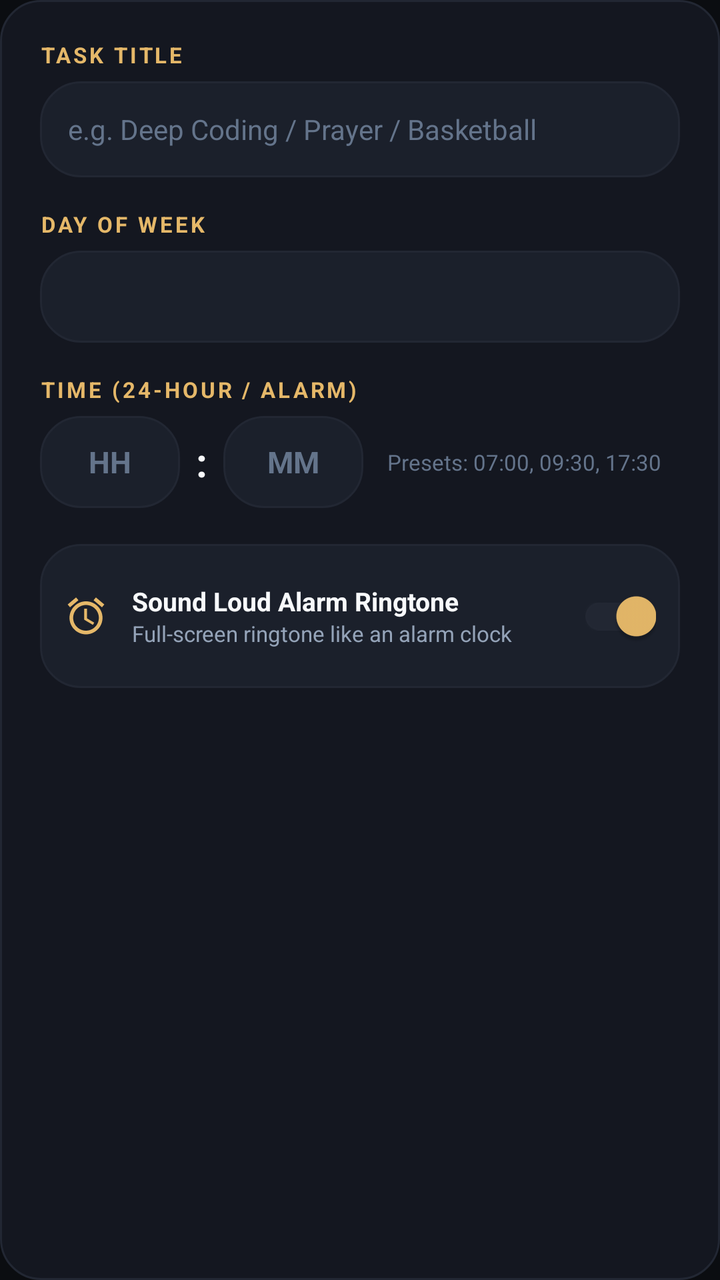
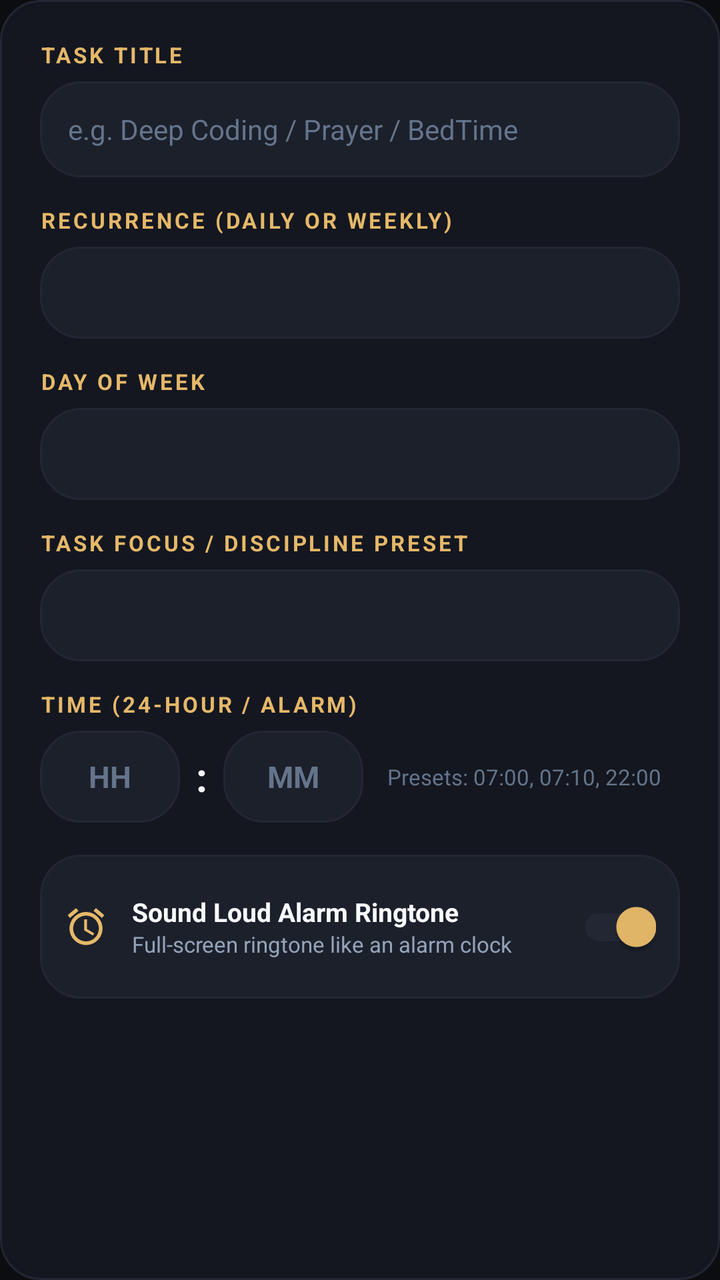

An Android layout rendered at two revisions. The XML below is the earlier revision; the diff shows what the commit changed to produce the second picture.
<!-- AndroidManifest.xml: application theme Theme.NYIRABYOLife -->
<!-- res/layout/dialog_add_weekly_task.xml -->
<?xml version="1.0" encoding="utf-8"?>
<LinearLayout xmlns:android="http://schemas.android.com/apk/res/android"
    xmlns:app="http://schemas.android.com/apk/res-auto"
    android:layout_width="match_parent"
    android:layout_height="wrap_content"
    android:orientation="vertical"
    android:padding="20dp"
    android:background="@drawable/card_background">

    <TextView
        android:layout_width="wrap_content"
        android:layout_height="wrap_content"
        android:text="TASK TITLE"
        android:textColor="@color/gold_primary"
        android:textSize="11sp"
        android:textStyle="bold"
        android:letterSpacing="0.12" />

    <EditText
        android:id="@+id/etTaskTitle"
        android:layout_width="match_parent"
        android:layout_height="48dp"
        android:layout_marginTop="6dp"
        android:background="@drawable/card_background_elevated"
        android:hint="e.g. Deep Coding / Prayer / Basketball"
        android:textColor="@color/text_primary"
        android:textColorHint="@color/text_tertiary"
        android:paddingHorizontal="14dp"
        android:textSize="14sp"
        android:singleLine="true" />

    
    <TextView
        android:layout_width="wrap_content"
        android:layout_height="wrap_content"
        android:text="DAY OF WEEK"
        android:textColor="@color/gold_primary"
        android:textSize="11sp"
        android:textStyle="bold"
        android:letterSpacing="0.12"
        android:layout_marginTop="16dp" />

    <Spinner
        android:id="@+id/spinnerDayOfWeek"
        android:layout_width="match_parent"
        android:layout_height="46dp"
        android:layout_marginTop="6dp"
        android:background="@drawable/card_background_elevated"
        android:paddingHorizontal="12dp" />

    
    <TextView
        android:layout_width="wrap_content"
        android:layout_height="wrap_content"
        android:text="TIME (24-HOUR / ALARM)"
        android:textColor="@color/gold_primary"
        android:textSize="11sp"
        android:textStyle="bold"
        android:letterSpacing="0.12"
        android:layout_marginTop="16dp" />

    <LinearLayout
        android:layout_width="match_parent"
        android:layout_height="wrap_content"
        android:orientation="horizontal"
        android:gravity="center_vertical"
        android:layout_marginTop="6dp">

        <EditText
            android:id="@+id/etHour"
            android:layout_width="70dp"
            android:layout_height="46dp"
            android:background="@drawable/card_background_elevated"
            android:hint="HH"
            android:inputType="number"
            android:maxLength="2"
            android:gravity="center"
            android:textColor="@color/text_primary"
            android:textColorHint="@color/text_tertiary"
            android:textSize="15sp"
            android:textStyle="bold" />

        <TextView
            android:layout_width="wrap_content"
            android:layout_height="wrap_content"
            android:text=":"
            android:textColor="@color/text_primary"
            android:textSize="20sp"
            android:textStyle="bold"
            android:paddingHorizontal="8dp" />

        <EditText
            android:id="@+id/etMinute"
            android:layout_width="70dp"
            android:layout_height="46dp"
            android:background="@drawable/card_background_elevated"
            android:hint="MM"
            android:inputType="number"
            android:maxLength="2"
            android:gravity="center"
            android:textColor="@color/text_primary"
            android:textColorHint="@color/text_tertiary"
            android:textSize="15sp"
            android:textStyle="bold" />

        <TextView
            android:id="@+id/tvQuickPresets"
            android:layout_width="0dp"
            android:layout_height="wrap_content"
            android:layout_weight="1"
            android:layout_marginStart="12dp"
            android:text="Presets: 07:00, 09:30, 17:30"
            android:textColor="@color/text_tertiary"
            android:textSize="11sp" />
    </LinearLayout>

    
    <LinearLayout
        android:layout_width="match_parent"
        android:layout_height="wrap_content"
        android:orientation="horizontal"
        android:gravity="center_vertical"
        android:layout_marginTop="18dp"
        android:padding="12dp"
        android:background="@drawable/card_background_elevated">

        <ImageView
            android:layout_width="22dp"
            android:layout_height="22dp"
            android:src="@drawable/ic_alarm"
            app:tint="@color/gold_primary"
            android:contentDescription="Alarm" />

        <LinearLayout
            android:layout_width="0dp"
            android:layout_height="wrap_content"
            android:layout_weight="1"
            android:layout_marginStart="12dp"
            android:orientation="vertical">

            <TextView
                android:layout_width="wrap_content"
                android:layout_height="wrap_content"
                android:text="Sound Loud Alarm Ringtone"
                android:textColor="@color/text_primary"
                android:textSize="13sp"
                android:textStyle="bold" />

            <TextView
                android:layout_width="wrap_content"
                android:layout_height="wrap_content"
                android:text="Full-screen ringtone like an alarm clock"
                android:textColor="@color/text_secondary"
                android:textSize="11sp" />
        </LinearLayout>

        <androidx.appcompat.widget.SwitchCompat
            android:id="@+id/switchAlarm"
            android:layout_width="wrap_content"
            android:layout_height="wrap_content"
            android:checked="true"
            app:thumbTint="@color/gold_primary"
            app:trackTint="@color/border_subtle" />
    </LinearLayout>

</LinearLayout>
<!-- resources referenced by this layout -->
<resources>
  <color name="border_subtle">#222733</color>
  <color name="gold_primary">#E5B869</color>
  <color name="text_primary">#F8FAFC</color>
  <color name="text_secondary">#94A3B8</color>
  <color name="text_tertiary">#64748B</color>
  <!-- drawable card_background (drawable) -->
  <?xml version="1.0" encoding="utf-8"?>
  <shape xmlns:android="http://schemas.android.com/apk/res/android"
      android:shape="rectangle">
      <corners android:radius="20dp" />
      <solid android:color="@color/bg_card" />
      <stroke
          android:width="1dp"
          android:color="@color/border_subtle" />
  </shape>
  <!-- drawable card_background_elevated (drawable) -->
  <?xml version="1.0" encoding="utf-8"?>
  <shape xmlns:android="http://schemas.android.com/apk/res/android"
      android:shape="rectangle">
      <corners android:radius="20dp" />
      <solid android:color="@color/bg_card_elevated" />
      <stroke
          android:width="1dp"
          android:color="@color/border_subtle" />
  </shape>
  <!-- drawable ic_alarm (drawable) -->
  <vector xmlns:android="http://schemas.android.com/apk/res/android"
      android:width="24dp"
      android:height="24dp"
      android:viewportWidth="24"
      android:viewportHeight="24">
    <path
        android:fillColor="@android:color/white"
        android:pathData="M22,5.72l-4.6,-3.86 -1.29,1.53 4.6,3.86L22,5.72zM7.88,3.39L6.6,1.86 2,5.71l1.29,1.53 4.59,-3.85zM12.5,8H11v6l4.75,2.85 0.75,-1.23 -4,-2.37V8zM12,4c-4.97,0 -9,4.03 -9,9s4.02,9 9,9c4.97,0 9,-4.03 9,-9s-4.03,-9 -9,-9zM12,20c-3.87,0 -7,-3.13 -7,-7s3.13,-7 7,-7 7,3.13 7,7 -3.13,7 -7,7z"/>
  </vector>
  <style name="Theme.NYIRABYOLife" parent="Theme.MaterialComponents.DayNight.NoActionBar">
          <item name="colorPrimary">@color/gold_primary</item>
          <item name="colorPrimaryVariant">@color/gold_dark</item>
          <item name="colorOnPrimary">@color/bg_dark</item>
          <item name="colorSecondary">@color/emerald_accent</item>
          <item name="colorSecondaryVariant">@color/emerald_dark</item>
          <item name="colorOnSecondary">@color/white</item>
          <item name="android:colorBackground">@color/bg_dark</item>
          <item name="colorSurface">@color/bg_card</item>
          <item name="colorOnSurface">@color/text_primary</item>
          <item name="android:statusBarColor">@color/bg_dark</item>
          <item name="android:navigationBarColor">@color/bg_dark</item>
          <item name="android:windowLightStatusBar" tools:targetApi="m">false</item>
          <item name="android:windowLightNavigationBar" tools:targetApi="o_mr1">false</item>
      </style>
  <color name="bg_card">#141720</color>
  <color name="bg_card_elevated">#1B202B</color>
  <color name="gold_dark">#B88E3E</color>
  <color name="bg_dark">#0B0D11</color>
  <color name="emerald_accent">#10B981</color>
  <color name="emerald_dark">#059669</color>
  <color name="white">#FFFFFFFF</color>
</resources>

<!-- the commit's change to res/layout/dialog_add_weekly_task.xml (unified diff, before → after) -->
@@ -22,7 +22,7 @@
         android:layout_height="48dp"
         android:layout_marginTop="6dp"
         android:background="@drawable/card_background_elevated"
-        android:hint="e.g. Deep Coding / Prayer / Basketball"
+        android:hint="e.g. Deep Coding / Prayer / BedTime"
         android:textColor="@color/text_primary"
         android:textColorHint="@color/text_tertiary"
         android:paddingHorizontal="14dp"
@@ -33,15 +33,15 @@
     <TextView
         android:layout_width="wrap_content"
         android:layout_height="wrap_content"
-        android:text="DAY OF WEEK"
+        android:text="RECURRENCE (DAILY OR WEEKLY)"
         android:textColor="@color/gold_primary"
         android:textSize="11sp"
         android:textStyle="bold"
         android:letterSpacing="0.12"
-        android:layout_marginTop="16dp" />
+        android:layout_marginTop="14dp" />
 
     <Spinner
-        android:id="@+id/spinnerDayOfWeek"
+        android:id="@+id/spinnerRecurrence"
         android:layout_width="match_parent"
         android:layout_height="46dp"
         android:layout_marginTop="6dp"
@@ -49,6 +49,52 @@
         android:paddingHorizontal="12dp" />
 
     
+    <LinearLayout
+        android:id="@+id/layoutDaySelection"
+        android:layout_width="match_parent"
+        android:layout_height="wrap_content"
+        android:orientation="vertical"
+        android:layout_marginTop="14dp">
+
+        <TextView
+            android:id="@+id/lblDayOfWeek"
+            android:layout_width="wrap_content"
+            android:layout_height="wrap_content"
+            android:text="DAY OF WEEK"
+            android:textColor="@color/gold_primary"
+            android:textSize="11sp"
+            android:textStyle="bold"
+            android:letterSpacing="0.12" />
+
+        <Spinner
+            android:id="@+id/spinnerDayOfWeek"
+            android:layout_width="match_parent"
+            android:layout_height="46dp"
+            android:layout_marginTop="6dp"
+            android:background="@drawable/card_background_elevated"
+            android:paddingHorizontal="12dp" />
+    </LinearLayout>
+
+    
+    <TextView
+        android:layout_width="wrap_content"
+        android:layout_height="wrap_content"
+        android:text="TASK FOCUS / DISCIPLINE PRESET"
+        android:textColor="@color/gold_primary"
+        android:textSize="11sp"
+        android:textStyle="bold"
+        android:letterSpacing="0.12"
+        android:layout_marginTop="14dp" />
+
+    <Spinner
+        android:id="@+id/spinnerTaskMode"
+        android:layout_width="match_parent"
+        android:layout_height="46dp"
+        android:layout_marginTop="6dp"
+        android:background="@drawable/card_background_elevated"
+        android:paddingHorizontal="12dp" />
+
+    
     <TextView
         android:layout_width="wrap_content"
         android:layout_height="wrap_content"
@@ -57,7 +103,7 @@
         android:textSize="11sp"
         android:textStyle="bold"
         android:letterSpacing="0.12"
-        android:layout_marginTop="16dp" />
+        android:layout_marginTop="14dp" />
 
     <LinearLayout
         android:layout_width="match_parent"
@@ -109,7 +155,7 @@
             android:layout_height="wrap_content"
             android:layout_weight="1"
             android:layout_marginStart="12dp"
-            android:text="Presets: 07:00, 09:30, 17:30"
+            android:text="Presets: 07:00, 07:10, 22:00"
             android:textColor="@color/text_tertiary"
             android:textSize="11sp" />
     </LinearLayout>
@@ -120,7 +166,7 @@
         android:layout_height="wrap_content"
         android:orientation="horizontal"
         android:gravity="center_vertical"
-        android:layout_marginTop="18dp"
+        android:layout_marginTop="16dp"
         android:padding="12dp"
         android:background="@drawable/card_background_elevated">
 
